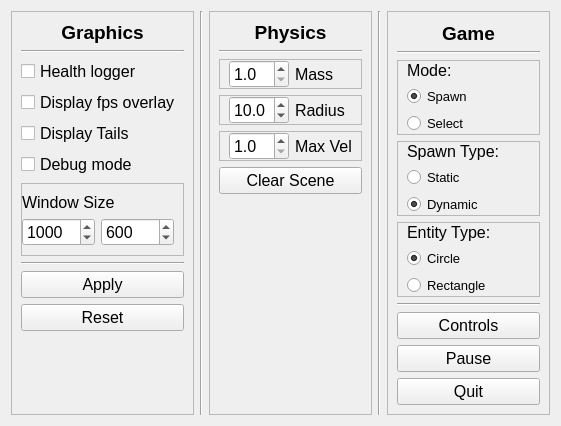
First picture: the form in ui/settings_window.ui, repository kpdudek/PhysicsSim, before the edit.
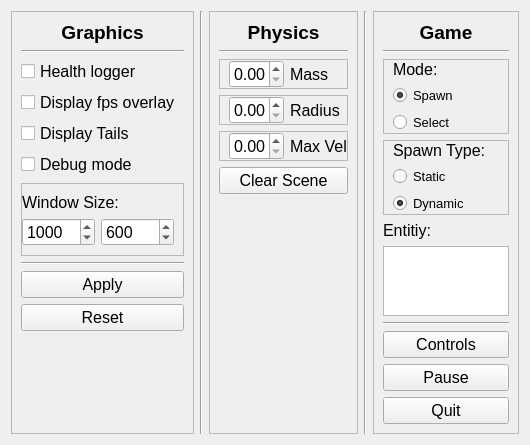
Second picture: the form after the edit.

Commit message: Scene initialization refactor. Entity spawn type selector implemented, but collision checking for non circle types not yet implemented.

```diff
--- a/ui/settings_window.ui
+++ b/ui/settings_window.ui
@@ -6,8 +6,8 @@
    <rect>
     <x>0</x>
     <y>0</y>
-    <width>561</width>
-    <height>426</height>
+    <width>530</width>
+    <height>440</height>
    </rect>
   </property>
   <property name="windowTitle">
@@ -85,16 +85,10 @@
           <number>0</number>
          </property>
          <item>
-          <widget class="QDoubleSpinBox" name="mass_spinbox">
-           <property name="sizePolicy">
-            <sizepolicy hsizetype="Minimum" vsizetype="Fixed">
-             <horstretch>0</horstretch>
-             <verstretch>0</verstretch>
-            </sizepolicy>
-           </property>
+          <widget class="QDoubleSpinBox" name="doubleSpinBox">
            <property name="maximumSize">
             <size>
-             <width>60</width>
+             <width>55</width>
              <height>16777215</height>
             </size>
            </property>
@@ -103,15 +97,6 @@
              <pointsize>12</pointsize>
             </font>
            </property>
-           <property name="decimals">
-            <number>1</number>
-           </property>
-           <property name="minimum">
-            <double>1.000000000000000</double>
-           </property>
-           <property name="maximum">
-            <double>100000.000000000000000</double>
-           </property>
           </widget>
          </item>
          <item>
@@ -154,16 +139,10 @@
           <number>0</number>
          </property>
          <item>
-          <widget class="QDoubleSpinBox" name="radius_spinbox">
-           <property name="sizePolicy">
-            <sizepolicy hsizetype="Minimum" vsizetype="Fixed">
-             <horstretch>0</horstretch>
-             <verstretch>0</verstretch>
-            </sizepolicy>
-           </property>
+          <widget class="QDoubleSpinBox" name="doubleSpinBox_2">
            <property name="maximumSize">
             <size>
-             <width>60</width>
+             <width>55</width>
              <height>16777215</height>
             </size>
            </property>
@@ -172,18 +151,6 @@
              <pointsize>12</pointsize>
             </font>
            </property>
-           <property name="decimals">
-            <number>1</number>
-           </property>
-           <property name="minimum">
-            <double>1.000000000000000</double>
-           </property>
-           <property name="maximum">
-            <double>100000.000000000000000</double>
-           </property>
-           <property name="value">
-            <double>10.000000000000000</double>
-           </property>
           </widget>
          </item>
          <item>
@@ -226,16 +193,10 @@
           <number>0</number>
          </property>
          <item>
-          <widget class="QDoubleSpinBox" name="max_vel_spinbox">
-           <property name="sizePolicy">
-            <sizepolicy hsizetype="Minimum" vsizetype="Fixed">
-             <horstretch>0</horstretch>
-             <verstretch>0</verstretch>
-            </sizepolicy>
-           </property>
+          <widget class="QDoubleSpinBox" name="doubleSpinBox_3">
            <property name="maximumSize">
             <size>
-             <width>60</width>
+             <width>55</width>
              <height>16777215</height>
             </size>
            </property>
@@ -244,15 +205,6 @@
              <pointsize>12</pointsize>
             </font>
            </property>
-           <property name="decimals">
-            <number>1</number>
-           </property>
-           <property name="minimum">
-            <double>1.000000000000000</double>
-           </property>
-           <property name="maximum">
-            <double>100000.000000000000000</double>
-           </property>
           </widget>
          </item>
          <item>
@@ -453,7 +405,7 @@
             </font>
            </property>
            <property name="text">
-            <string>Window Size</string>
+            <string>Window Size:</string>
            </property>
           </widget>
          </item>
@@ -569,6 +521,21 @@
           <number>0</number>
          </property>
          <item row="1" column="0">
+          <widget class="QRadioButton" name="spawn_mode_radio_button">
+           <property name="font">
+            <font>
+             <pointsize>10</pointsize>
+            </font>
+           </property>
+           <property name="text">
+            <string>Spawn</string>
+           </property>
+           <property name="checked">
+            <bool>true</bool>
+           </property>
+          </widget>
+         </item>
+         <item row="0" column="0">
           <widget class="QLabel" name="label_8">
            <property name="font">
             <font>
@@ -580,7 +547,7 @@
            </property>
           </widget>
          </item>
-         <item row="3" column="0">
+         <item row="2" column="0">
           <widget class="QRadioButton" name="select_mode_radio_button">
            <property name="font">
             <font>
@@ -592,21 +559,6 @@
            </property>
           </widget>
          </item>
-         <item row="2" column="0">
-          <widget class="QRadioButton" name="spawn_mode_radio_button">
-           <property name="font">
-            <font>
-             <pointsize>10</pointsize>
-            </font>
-           </property>
-           <property name="text">
-            <string>Spawn</string>
-           </property>
-           <property name="checked">
-            <bool>true</bool>
-           </property>
-          </widget>
-         </item>
         </layout>
        </widget>
       </item>
@@ -668,62 +620,20 @@
        </widget>
       </item>
       <item>
-       <widget class="QFrame" name="frame_11">
-        <property name="frameShape">
-         <enum>QFrame::StyledPanel</enum>
+       <widget class="QLabel" name="label_10">
+        <property name="font">
+         <font>
+          <pointsize>12</pointsize>
+         </font>
         </property>
-        <property name="frameShadow">
-         <enum>QFrame::Raised</enum>
+        <property name="text">
+         <string>Entitiy:</string>
         </property>
-        <layout class="QGridLayout" name="gridLayout_6">
-         <property name="topMargin">
-          <number>0</number>
-         </property>
-         <property name="bottomMargin">
-          <number>0</number>
-         </property>
-         <item row="0" column="0">
-          <widget class="QLabel" name="label_11">
-           <property name="font">
-            <font>
-             <pointsize>12</pointsize>
-            </font>
-           </property>
-           <property name="text">
-            <string>Entity Type:</string>
-           </property>
-          </widget>
-         </item>
-         <item row="1" column="0">
-          <widget class="QRadioButton" name="circle_entity_radio_button">
-           <property name="font">
-            <font>
-             <pointsize>10</pointsize>
-            </font>
-           </property>
-           <property name="text">
-            <string>Circle</string>
-           </property>
-           <property name="checked">
-            <bool>true</bool>
-           </property>
-          </widget>
-         </item>
-         <item row="2" column="0">
-          <widget class="QRadioButton" name="rectangle_entity_radio_button">
-           <property name="font">
-            <font>
-             <pointsize>10</pointsize>
-            </font>
-           </property>
-           <property name="text">
-            <string>Rectangle</string>
-           </property>
-          </widget>
-         </item>
-        </layout>
        </widget>
       </item>
+      <item>
+       <widget class="QListWidget" name="entity_list_widget"/>
+      </item>
       <item>
        <widget class="Line" name="line_6">
         <property name="orientation">
```
The commit also changes 6 other files.
